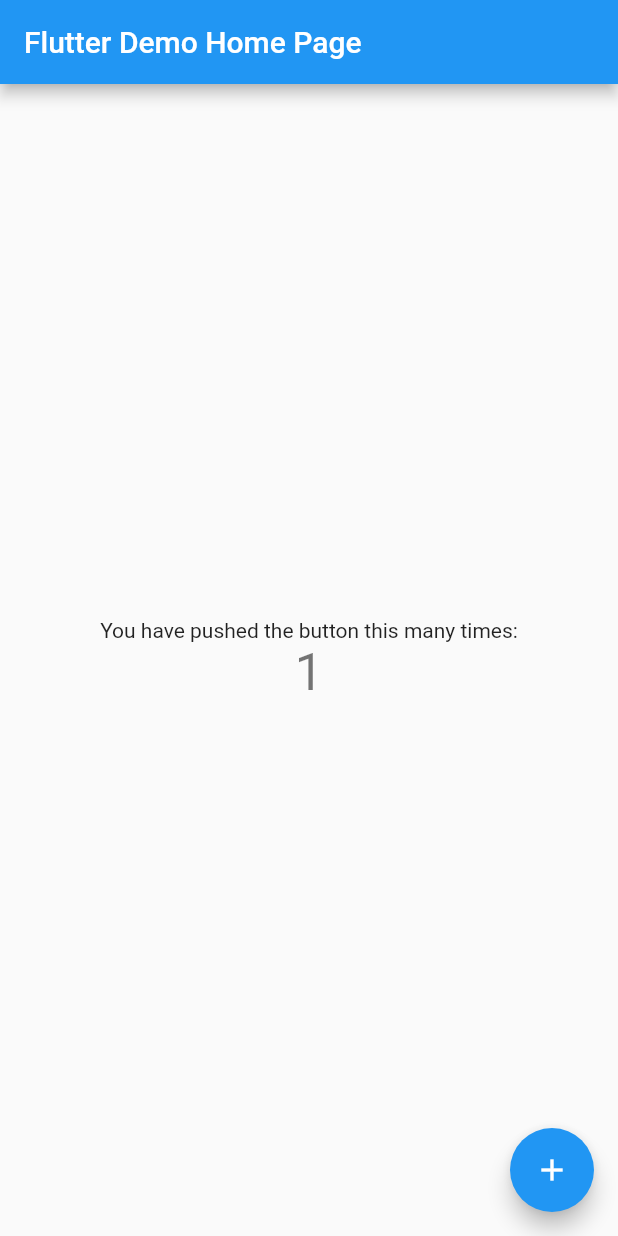
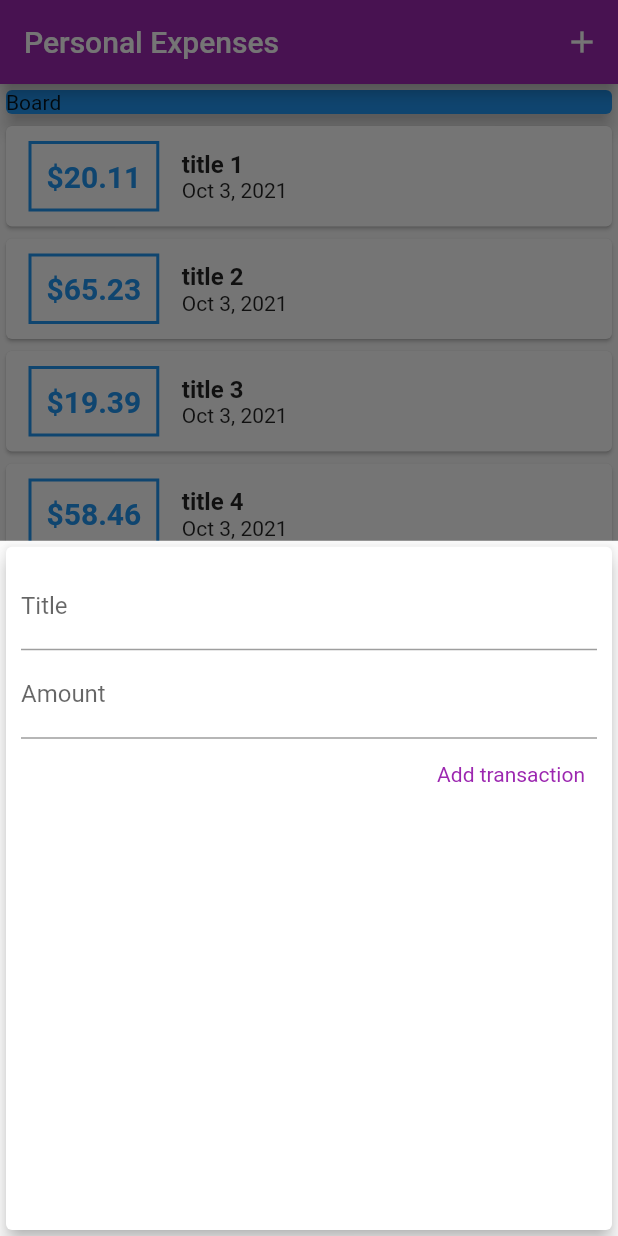
Before and after one commit to dangtathanh/flutter-complete-guide, a Flutter app: the screen it shows after launch, after a tap on the "add" icon, on a phone screen of 412 x 824 dp. Run offline on Flutter 3.47's test engine with Material 2 defaults, Android fonts, the phone set to English and light mode, and no system bars.

Commit message:
feat: Refactor widgets & theme

```diff
--- a/lib/main.dart
+++ b/lib/main.dart
@@ -1,4 +1,8 @@
 import 'package:flutter/material.dart';
+
+import './models/transaction.dart';
+import './widgets/transaction_list.dart';
+import './widgets/new_transaction.dart';
 
 void main() {
   runApp(const MyApp());
@@ -11,105 +15,84 @@ class MyApp extends StatelessWidget {
   @override
   Widget build(BuildContext context) {
     return MaterialApp(
-      title: 'Flutter Demo',
+      title: 'Personal Expenses',
       theme: ThemeData(
-        // This is the theme of your application.
-        //
-        // Try running your application with "flutter run". You'll see the
-        // application has a blue toolbar. Then, without quitting the app, try
-        // changing the primarySwatch below to Colors.green and then invoke
-        // "hot reload" (press "r" in the console where you ran "flutter run",
-        // or simply save your changes to "hot reload" in a Flutter IDE).
-        // Notice that the counter didn't reset back to zero; the application
-        // is not restarted.
-        primarySwatch: Colors.blue,
+        colorScheme: ColorScheme.fromSwatch(primarySwatch: Colors.purple).copyWith(secondary: Colors.amber),
       ),
-      home: const MyHomePage(title: 'Flutter Demo Home Page'),
+      home: MyHomePage(),
     );
   }
 }
 
 class MyHomePage extends StatefulWidget {
-  const MyHomePage({Key? key, required this.title}) : super(key: key);
 
-  // This widget is the home page of your application. It is stateful, meaning
-  // that it has a State object (defined below) that contains fields that affect
-  // how it looks.
-
-  // This class is the configuration for the state. It holds the values (in this
-  // case the title) provided by the parent (in this case the App widget) and
-  // used by the build method of the State. Fields in a Widget subclass are
-  // always marked "final".
-
-  final String title;
+  // String? titleInput;
+  // String? ammountInput;
 
   @override
   State<MyHomePage> createState() => _MyHomePageState();
 }
+class _MyHomePageState extends State<MyHomePage> {
 
-class _MyHomePageState extends State<MyHomePage> {
-  int _counter = 0;
+  final List<Transaction> _userTransaction = [
+    Transaction(id: "t1", title: "title 1", amount: 20.11),
+    Transaction(id: "t2", title: "title 2", amount: 65.23),
+    Transaction(id: "t3", title: "title 3", amount: 19.39),
+    Transaction(id: "t4", title: "title 4", amount: 58.46),
+  ];
 
-  void _incrementCounter() {
+  void _addNew(String title, double amount) {
+    final newTx = new Transaction(
+      id: DateTime.now().toString(),
+      title: title,
+      amount: amount,
+    );
+
     setState(() {
-      // This call to setState tells the Flutter framework that something has
-      // changed in this State, which causes it to rerun the build method below
-      // so that the display can reflect the updated values. If we changed
-      // _counter without calling setState(), then the build method would not be
-      // called again, and so nothing would appear to happen.
-      _counter++;
+      _userTransaction.add(newTx);
     });
+  }
+  void _startAddNew(BuildContext btx){
+    showModalBottomSheet(context: btx, builder: (_) {
+      return NewTransaction(_addNew);
+    },);
   }
 
   @override
   Widget build(BuildContext context) {
-    // This method is rerun every time setState is called, for instance as done
-    // by the _incrementCounter method above.
-    //
-    // The Flutter framework has been optimized to make rerunning build methods
-    // fast, so that you can just rebuild anything that needs updating rather
-    // than having to individually change instances of widgets.
     return Scaffold(
       appBar: AppBar(
-        // Here we take the value from the MyHomePage object that was created by
-        // the App.build method, and use it to set our appbar title.
-        title: Text(widget.title),
+        title: const Text("Personal Expenses"),
+        actions: [
+          IconButton(
+            icon: Icon(Icons.add),
+            onPressed: () => _startAddNew(context),
+          )
+        ],
       ),
-      body: Center(
-        // Center is a layout widget. It takes a single child and positions it
-        // in the middle of the parent.
+      body: SingleChildScrollView(
         child: Column(
-          // Column is also a layout widget. It takes a list of children and
-          // arranges them vertically. By default, it sizes itself to fit its
-          // children horizontally, and tries to be as tall as its parent.
-          //
-          // Invoke "debug painting" (press "p" in the console, choose the
-          // "Toggle Debug Paint" action from the Flutter Inspector in Android
-          // Studio, or the "Toggle Debug Paint" command in Visual Studio Code)
-          // to see the wireframe for each widget.
-          //
-          // Column has various properties to control how it sizes itself and
-          // how it positions its children. Here we use mainAxisAlignment to
-          // center the children vertically; the main axis here is the vertical
-          // axis because Columns are vertical (the cross axis would be
-          // horizontal).
-          mainAxisAlignment: MainAxisAlignment.center,
-          children: <Widget>[
-            const Text(
-              'You have pushed the button this many times:',
+          mainAxisAlignment: MainAxisAlignment.start,
+          crossAxisAlignment: CrossAxisAlignment.start,
+          children: [
+            // ignore: sized_box_for_whitespace
+            Container(
+              width: double.infinity,
+              child: const Card(
+                child: Text("Board"),
+                color: Colors.blue,
+                elevation: 5,
+              ),
             ),
-            Text(
-              '$_counter',
-              style: Theme.of(context).textTheme.headline4,
-            ),
+            TransactionList(_userTransaction),
           ],
         ),
       ),
       floatingActionButton: FloatingActionButton(
-        onPressed: _incrementCounter,
-        tooltip: 'Increment',
-        child: const Icon(Icons.add),
-      ), // This trailing comma makes auto-formatting nicer for build methods.
+        child: Icon(Icons.add),
+        onPressed: () => _startAddNew(context),
+      ),
+      floatingActionButtonLocation: FloatingActionButtonLocation.centerFloat,
     );
   }
 }
--- /dev/null
+++ b/lib/models/transaction.dart
@@ -0,0 +1,10 @@
+class Transaction {
+  String id;
+  String title;
+  double amount;
+  DateTime? date;
+
+  Transaction(
+      {required this.id, required this.title, required this.amount, date})
+      : date = date ?? DateTime.now();
+}
--- /dev/null
+++ b/lib/widgets/new_transaction.dart
@@ -0,0 +1,75 @@
+import 'package:flutter/material.dart';
+
+class NewTransaction extends StatefulWidget {
+  final Function addNew;
+
+
+  NewTransaction(this.addNew);
+
+  @override
+  State<NewTransaction> createState() => _NewTransactionState();
+}
+
+class _NewTransactionState extends State<NewTransaction> {
+  final titleController = TextEditingController();
+
+  final amountController = TextEditingController();
+
+  void submitData() {
+    final enteredTitle = titleController.text;
+    final enteredAmount = double.parse(amountController.text);
+
+    if(enteredTitle.isEmpty || enteredAmount < 0)
+    {
+      return;
+    }
+
+    widget.addNew(
+      enteredTitle,
+      enteredAmount,
+    );
+
+    Navigator.of(context).pop();
+  }
+
+  @override
+  Widget build(BuildContext context) {
+    return Card(
+      elevation: 5,
+      child: Container(
+        padding: const EdgeInsets.all(10),
+        child: Column(
+          crossAxisAlignment: CrossAxisAlignment.end,
+          children: [
+            TextField(
+              decoration: InputDecoration(labelText: "Title"),
+              controller: titleController,
+              onSubmitted: (_) => submitData(),
+              // onChanged: (val) {
+              //   titleInput = val;
+              // },
+            ),
+            TextField(
+              decoration: InputDecoration(labelText: "Amount"),
+              keyboardType: TextInputType.numberWithOptions(decimal: true),
+              controller: amountController,
+              onSubmitted: (_) => submitData(),
+              // onChanged: (val) {
+              //   ammountInput = val;
+              // },
+            ),
+            TextButton(
+              style: TextButton.styleFrom(
+                textStyle: const TextStyle(
+                  color: Colors.purple,
+                ),
+              ),
+              child: const Text("Add transaction"),
+              onPressed: submitData,
+            )
+          ],
+        ),
+      ),
+    );
+  }
+}
--- /dev/null
+++ b/lib/widgets/transaction_list.dart
@@ -0,0 +1,64 @@
+import 'package:flutter/material.dart';
+import 'package:intl/intl.dart';
+import '../models/transaction.dart';
+
+class TransactionList extends StatelessWidget {
+  final List<Transaction> transaction;
+
+  TransactionList(this.transaction);
+
+  @override
+  Widget build(BuildContext context) {
+    return Container(
+      height: 390,
+      child: ListView.builder(
+        itemCount: transaction.length,
+        itemBuilder: (ctx, index) {
+          return Card(
+            child: Row(
+              children: [
+                Container(
+                  margin: const EdgeInsets.symmetric(
+                    horizontal: 15,
+                    vertical: 10,
+                  ),
+                  child: Text(
+                    '\$${transaction[index].amount.toStringAsFixed(2)}',
+                    style: TextStyle(
+                      fontWeight: FontWeight.bold,
+                      fontSize: 20,
+                      color: Theme.of(context).primaryColor,
+                    ),
+                  ),
+                  decoration: BoxDecoration(
+                    border: Border.all(
+                      color: Theme.of(context).primaryColor,
+                      width: 2,
+                    ),
+                  ),
+                  padding: const EdgeInsets.all(10),
+                ),
+                Column(
+                  crossAxisAlignment: CrossAxisAlignment.start,
+                  children: [
+                    Text(
+                      transaction[index].title,
+                      style: const TextStyle(
+                        fontSize: 16,
+                        fontWeight: FontWeight.bold,
+                      ),
+                    ),
+                    Text(
+                      DateFormat.yMMMd()
+                          .format(transaction[index].date as DateTime),
+                    )
+                  ],
+                )
+              ],
+            ),
+          );
+        },
+      ),
+    );
+  }
+}
--- a/pubspec.yaml
+++ b/pubspec.yaml
@@ -34,6 +34,7 @@ dependencies:
   # The following adds the Cupertino Icons font to your application.
   # Use with the CupertinoIcons class for iOS style icons.
   cupertino_icons: ^1.0.2
+  intl: ^0.17.0
 
 dev_dependencies:
   flutter_test:
```
Also changed, not shown: assets/fonts/OpenSans-Bold.ttf (added), assets/fonts/OpenSans-Regular.ttf (added), assets/fonts/Quicksand-Bold.ttf (added), assets/fonts/Quicksand-Light.ttf (added), assets/fonts/Quicksand-Medium.ttf (added), assets/fonts/Quicksand-Regular.ttf (added), pubspec.lock.
